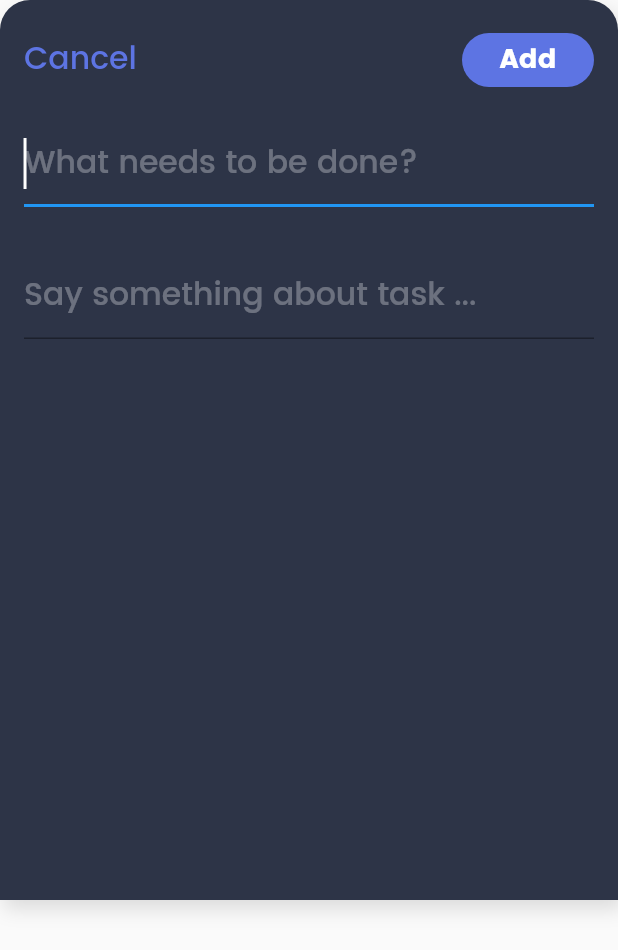
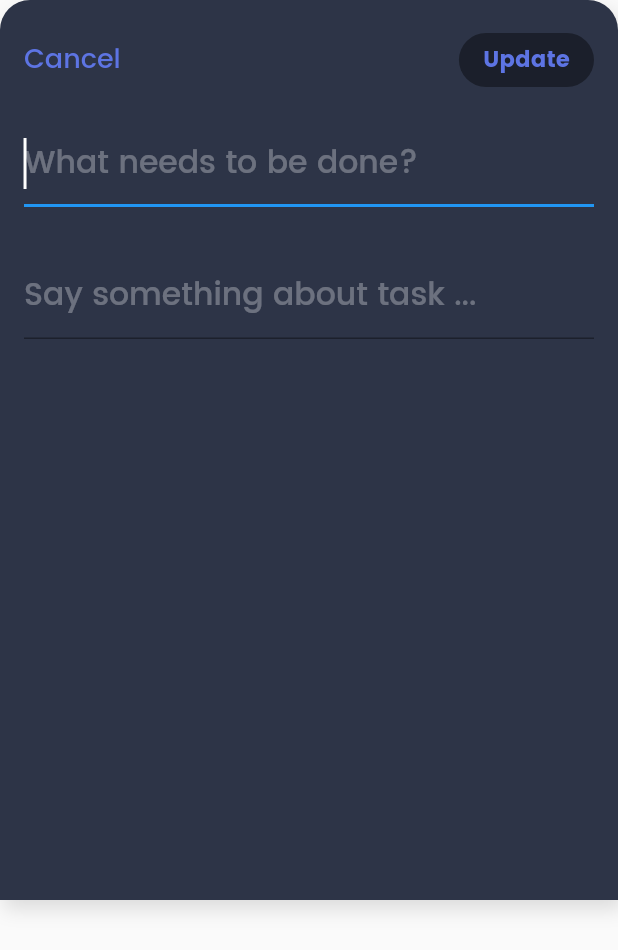
Before and after one commit to TunNandaAung/flutter-checklist, a Flutter app: the AddTodoForm widget shown alone on an empty page, opened directly with empty values, on a phone screen of 412 x 824 dp. Shown: the top 950 px of the screen. Run offline on Flutter 3.47's test engine with Material 2 defaults, Android fonts, the light colour scheme and no system bars; our stand-ins replace bloc, bubble_bottom_bar, circular_check_box, cloud_firestore, equatable, firebase_auth and 5 more; accounts and stored records are empty.

Commit message:
Tweak Add and Update Form UI

```diff
--- a/lib/todo/modal/add_todo_form.dart
+++ b/lib/todo/modal/add_todo_form.dart
@@ -64,7 +64,7 @@ class _AddTodoFormState extends State<AddTodoForm> {
                               child: Text("Cancel",
                                   style: TextStyle(
                                       fontFamily: "Poppins-Medium",
-                                      fontSize: 21.0,
+                                      fontSize: 18.0,
                                       color: Color(0xFF5d74e3))),
                             ),
                             FlatButton(
@@ -78,15 +78,15 @@ class _AddTodoFormState extends State<AddTodoForm> {
                                   Navigator.pop(context);
                                 }
                               },
-                              color: Color(0xFF5d74e3),
+                              color: Colors.black.withOpacity(.40),
                               disabledColor: Colors.grey,
                               shape: RoundedRectangleBorder(
                                   borderRadius: BorderRadius.circular(50.0)),
-                              child: Text('Add',
+                              child: Text('Update',
                                   style: TextStyle(
                                       fontFamily: 'Poppins-Bold',
-                                      fontSize: 18.0,
-                                      color: Colors.white)),
+                                      fontSize: 15.0,
+                                      color: Color(0xFF5d74e3))),
                             )
                           ],
                         ),
```
Also changed, not shown: lib/todo/modal/edit_todo_form.dart (+7 -5 lines).
